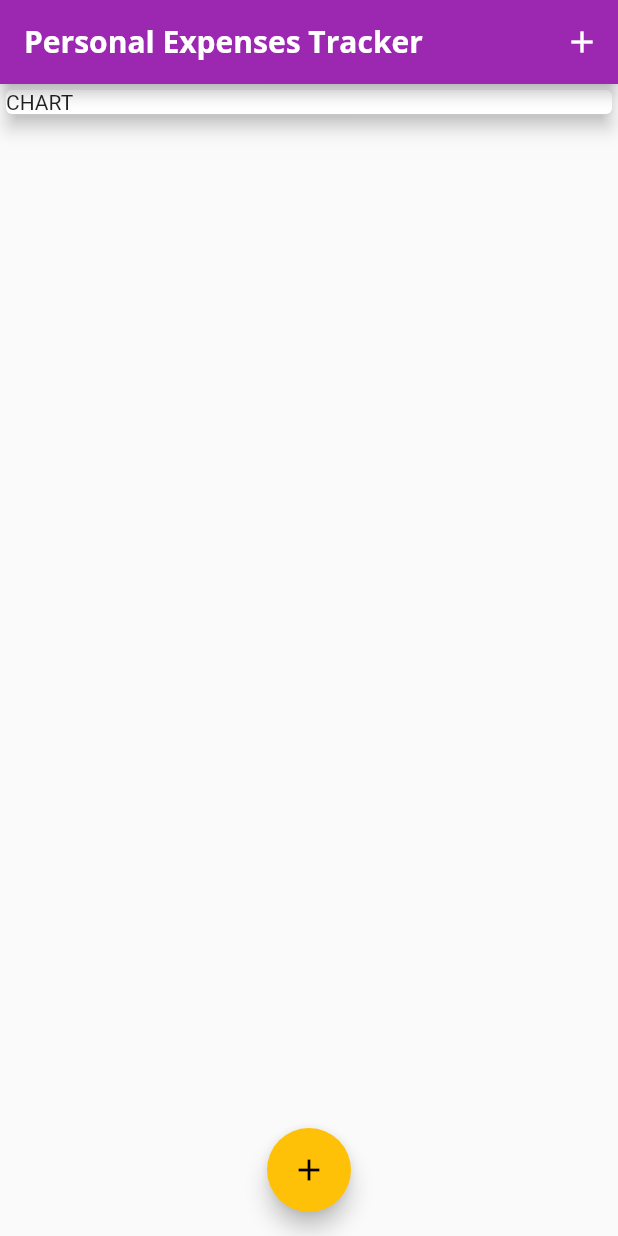
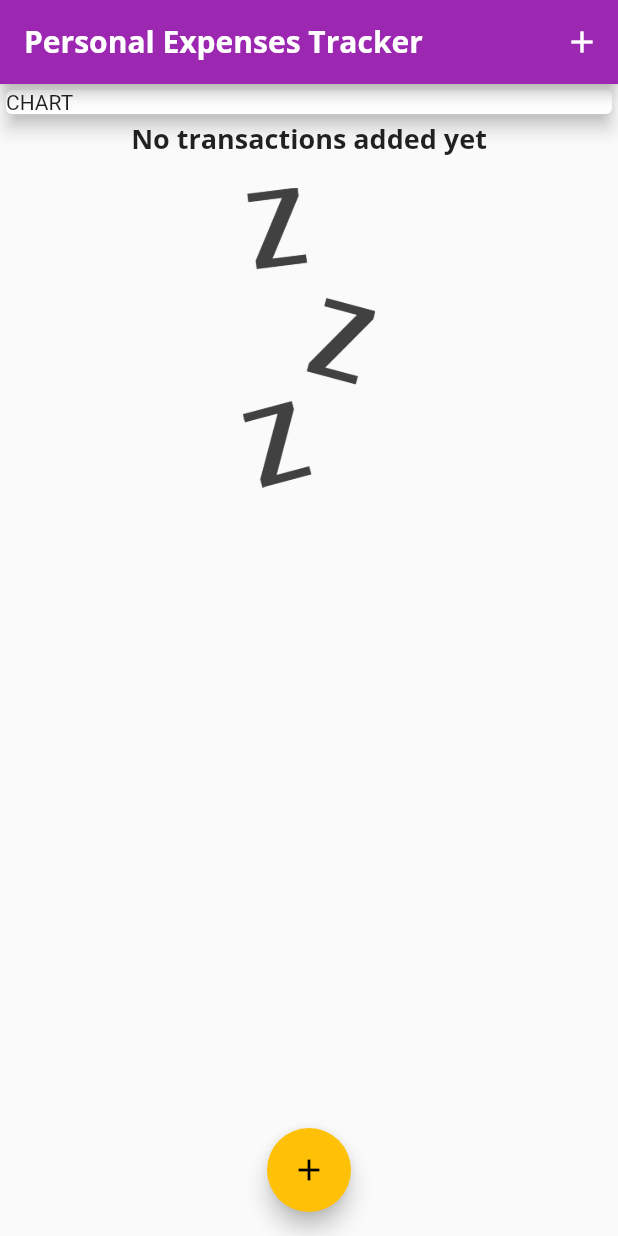
Before and after one commit to ProgrammerTaha/personal_expense_tracker_app, a Flutter app: the screen it shows after launch, on a phone screen of 412 x 824 dp. Run offline on Flutter 3.47's test engine with Material 2 defaults, Android fonts, the phone set to English and light mode, and no system bars.

```diff
--- a/lib/widgets/transaction_list.dart
+++ b/lib/widgets/transaction_list.dart
@@ -9,7 +9,26 @@ class TransactionList extends StatelessWidget {
   Widget build(BuildContext context) {
     return Container(
       height: 300,
-      child: ListView.builder(
+      child: transactions.isEmpty
+          ? Column(
+              children: [
+                Text(
+                  'No transactions added yet',
+                  style: Theme.of(context).textTheme.title,
+                ),
+                SizedBox(
+                  height: 20,
+                ),
+                Container(
+                  height: 200,
+                  child: Image.asset(
+                    'assets/images/waiting.png',
+                    fit: BoxFit.cover,
+                  ),
+                ),
+              ],
+            )
+          : ListView.builder(
               itemBuilder: (ctx, index) {
                 return Card(
                   child: Row(
@@ -43,7 +62,8 @@ class TransactionList extends StatelessWidget {
                             style: Theme.of(context).textTheme.title,
                           ),
                           Text(
-                      DateFormat.yMMMMd().format(transactions[index].date),
+                            DateFormat.yMMMMd()
+                                .format(transactions[index].date),
                             style: TextStyle(
                               color: Colors.grey,
                             ),
--- a/pubspec.yaml
+++ b/pubspec.yaml
@@ -29,6 +29,9 @@ dev_dependencies:
 flutter:
   uses-material-design: true
 
+  assets:
+   - assets/images/waiting.png
+
   fonts:
 
   - family: OpenSans
```
Also changed, not shown: assets/images/waiting.png (added). Lines whose indentation alone changed are shown as unchanged.
